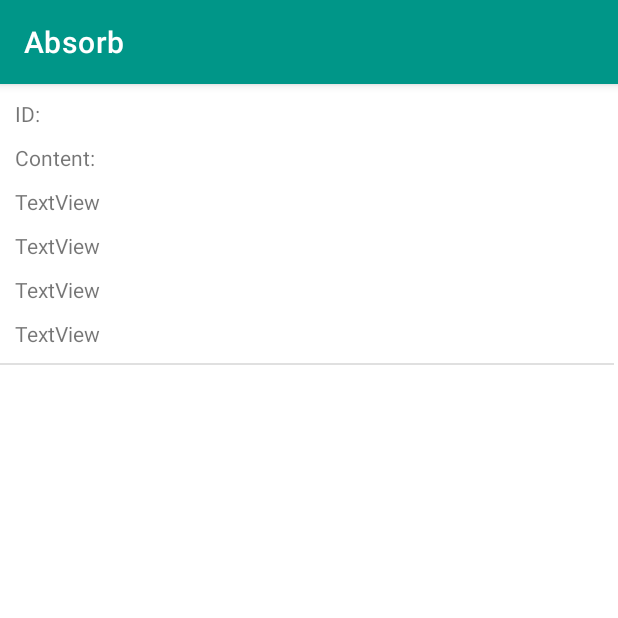
After one commit to NovoZZZ/Absorb, an Android app: the HistoryListItemActivity screen opened directly, with no data from a screen before it, on a phone screen of 412 x 824 dp, the top half of it. The commit adds this screen. Run offline under Robolectric (Android 15) with nearby library versions, the phone set to English and light mode, and no system bars.

Commit message:
History recycler view added

```diff
--- /dev/null
+++ b/app/src/main/java/edu/neu/absorb/HistoryListItemActivity.java
@@ -0,0 +1,14 @@
+package edu.neu.absorb;
+
+import androidx.appcompat.app.AppCompatActivity;
+
+import android.os.Bundle;
+
+public class HistoryListItemActivity extends AppCompatActivity {
+
+    @Override
+    protected void onCreate(Bundle savedInstanceState) {
+        super.onCreate(savedInstanceState);
+        setContentView(R.layout.history_list_item);
+    }
+}
--- a/app/src/main/java/edu/neu/absorb/LeaderboardActivity.java
+++ b/app/src/main/java/edu/neu/absorb/LeaderboardActivity.java
@@ -5,6 +5,7 @@ import androidx.recyclerview.widget.DefaultItemAnimator;
 import androidx.recyclerview.widget.LinearLayoutManager;
 import androidx.recyclerview.widget.RecyclerView;
 
+import android.content.Context;
 import android.nfc.Tag;
 import android.os.Bundle;
 import android.util.Log;
@@ -20,6 +21,8 @@ import java.util.List;
 import java.util.Map;
 
 import edu.neu.absorb.utils.ApiUtil;
+import edu.neu.absorb.utils.FileUtil;
+import edu.neu.absorb.utils.MyApplication;
 import okhttp3.Request;
 import okhttp3.Response;
 import retrofit2.Call;
--- a/app/src/main/java/edu/neu/absorb/LeaderboardRecyclerAdapter.java
+++ b/app/src/main/java/edu/neu/absorb/LeaderboardRecyclerAdapter.java
@@ -57,7 +57,7 @@ public class LeaderboardRecyclerAdapter extends RecyclerView.Adapter<Leaderboard
         int rank = position + 1;
 
         holder.userAvator.setImageResource(R.drawable.comic_trees);
-        holder.userName.setText(name);
+        holder.userName.setText("Name: " + name);
         holder.userScore.setText("Score: " + String.valueOf(score));
         holder.userRank.setText("Rank: " + String.valueOf(rank));
     }
--- a/app/src/main/java/edu/neu/absorb/MenuActivity.java
+++ b/app/src/main/java/edu/neu/absorb/MenuActivity.java
@@ -8,7 +8,6 @@ import android.content.Intent;
 import android.os.Bundle;
 import android.view.View;
 import android.widget.Button;
-import android.widget.ImageView;
 
 import java.util.ArrayList;
 
@@ -69,7 +68,7 @@ public class MenuActivity extends AppCompatActivity {
     }
 
     public void openHistoryPage() {
-        Intent intent = new Intent(this, HistoryAndProfileActivity.class);
+        Intent intent = new Intent(this, HistoryActivity.class);
         startActivity(intent);
     }
 
--- /dev/null
+++ b/app/src/main/res/layout/history_list_item.xml
@@ -0,0 +1,78 @@
+<?xml version="1.0" encoding="utf-8"?>
+<androidx.constraintlayout.widget.ConstraintLayout xmlns:android="http://schemas.android.com/apk/res/android"
+    xmlns:app="http://schemas.android.com/apk/res-auto"
+    xmlns:tools="http://schemas.android.com/tools"
+    android:layout_width="match_parent"
+    android:layout_height="wrap_content"
+    tools:context=".HistoryListItemActivity">
+
+    <View
+        android:id="@+id/history_horizontal_divider"
+        android:layout_width="409dp"
+        android:layout_height="1dp"
+        android:layout_marginTop="10dp"
+        android:background="?android:attr/listDivider"
+        android:visibility="visible"
+        app:layout_constraintTop_toBottomOf="@+id/history_update_time"
+        tools:visibility="visible" />
+
+    <TextView
+        android:id="@+id/history_id"
+        android:layout_width="wrap_content"
+        android:layout_height="wrap_content"
+        android:text="ID: "
+        app:layout_constraintTop_toTopOf="parent"
+        android:layout_marginTop="10dp"
+        app:layout_constraintLeft_toLeftOf="parent"
+        android:layout_marginLeft="10dp"/>
+
+    <TextView
+        android:id="@+id/history_description"
+        android:layout_width="wrap_content"
+        android:layout_height="wrap_content"
+        android:text="Content: "
+        app:layout_constraintLeft_toLeftOf="parent"
+        android:layout_marginLeft="10dp"
+        app:layout_constraintTop_toBottomOf="@id/history_id"
+        android:layout_marginTop="10dp"/>
+
+    <TextView
+        android:id="@+id/history_start_time"
+        android:layout_width="wrap_content"
+        android:layout_height="wrap_content"
+        android:text="TextView"
+        app:layout_constraintTop_toBottomOf="@+id/history_description"
+        android:layout_marginTop="10dp"
+        app:layout_constraintLeft_toLeftOf="parent"
+        android:layout_marginLeft="10dp"/>
+
+    <TextView
+        android:id="@+id/history_end_time"
+        android:layout_width="wrap_content"
+        android:layout_height="wrap_content"
+        android:text="TextView"
+        app:layout_constraintTop_toBottomOf="@+id/history_start_time"
+        android:layout_marginTop="10dp"
+        app:layout_constraintLeft_toLeftOf="parent"
+        android:layout_marginLeft="10dp" />
+
+    <TextView
+        android:id="@+id/history_create_time"
+        android:layout_width="wrap_content"
+        android:layout_height="wrap_content"
+        android:text="TextView"
+        app:layout_constraintTop_toBottomOf="@+id/history_end_time"
+        android:layout_marginTop="10dp"
+        app:layout_constraintLeft_toLeftOf="parent"
+        android:layout_marginLeft="10dp" />
+
+    <TextView
+        android:id="@+id/history_update_time"
+        android:layout_width="wrap_content"
+        android:layout_height="wrap_content"
+        android:text="TextView"
+        app:layout_constraintTop_toBottomOf="@+id/history_create_time"
+        android:layout_marginTop="10dp"
+        app:layout_constraintLeft_toLeftOf="parent"
+        android:layout_marginLeft="10dp" />
+</androidx.constraintlayout.widget.ConstraintLayout>
```
Also changed, not shown: app/src/main/AndroidManifest.xml (+8 -8 lines), app/src/main/java/edu/neu/absorb/FocusHistory.java (added, +39 -0 lines), app/src/main/java/edu/neu/absorb/FocusHistoryDetail.java (added, +90 -0 lines), app/src/main/java/edu/neu/absorb/HistoryActivity.java (added, +93 -0 lines), app/src/main/java/edu/neu/absorb/HistoryAndProfileActivity.java (deleted, +0 -21 lines), app/src/main/java/edu/neu/absorb/HistoryRecyclerAdapter.java (added, +65 -0 lines), app/src/main/java/edu/neu/absorb/LoginInfo.java (added, +31 -0 lines), app/src/main/java/edu/neu/absorb/TestActivity.java (+5 -4 lines), app/src/main/java/edu/neu/absorb/utils/ApiUtil.java (+4 -5 lines), app/src/main/res/layout/activity_history.xml (added, +18 -0 lines), app/src/main/res/layout/activity_history_and_profile.xml (deleted, +0 -42 lines).
